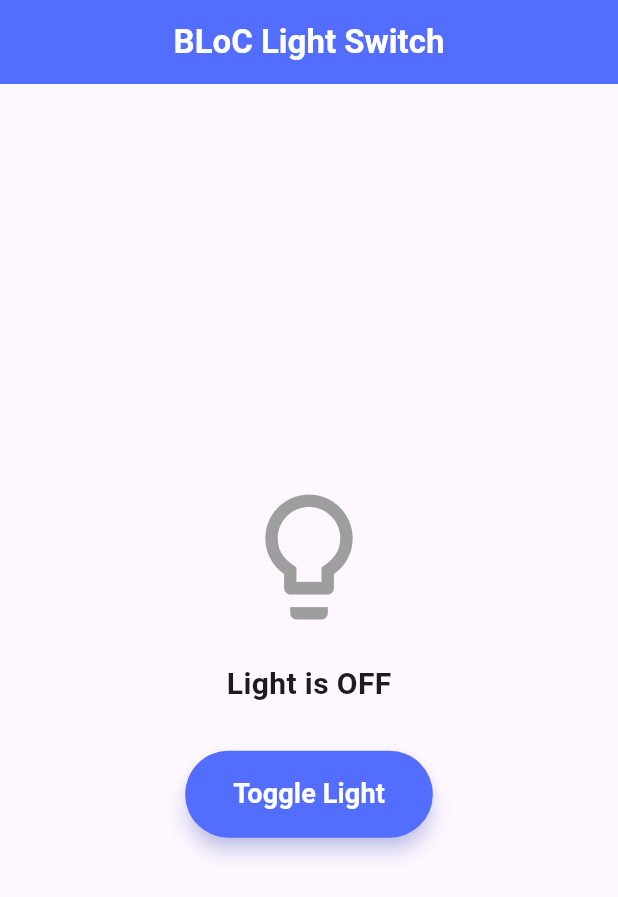
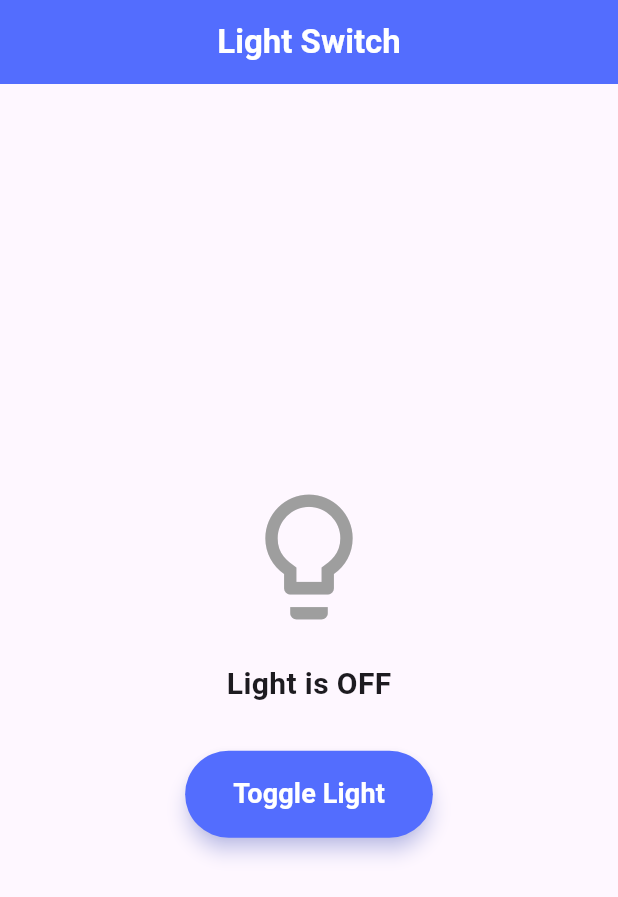
Before and after one commit to CodeWithAmmar1/Toggle_light, a Flutter app: the screen it shows after launch, on a phone screen of 412 x 824 dp. Shown: the top 897 px of the screen. Run offline on Flutter 3.47's test engine with Material 3 defaults, Android fonts, the phone set to English and light mode, and no system bars; our stand-ins replace flutter_bloc.

Commit message:
update homepage

```diff
--- a/lib/screen/homepage.dart
+++ b/lib/screen/homepage.dart
@@ -16,7 +16,7 @@ class Homepage extends StatelessWidget {
         backgroundColor: Colors.indigoAccent,
         centerTitle: true,
         title: Text(
-          'BLoC Light Switch',
+          'Light Switch',
           style: TextStyle(color: Colors.white, fontWeight: FontWeight.bold),
         ),
       ),
```
